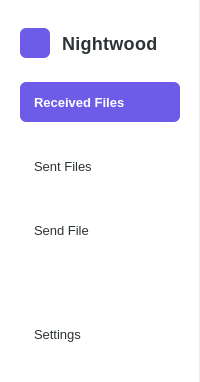
This is src/ui/utils/navbar/navbar.ui in Fred-Sheppard/Eastwood as Qt 5 draws it before an edit. The edited form follows.
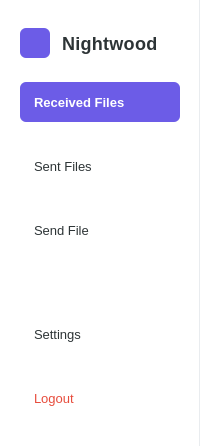
This is the edited form.

Commit message: Adding logout button

Diff of the .ui file:
```diff
--- a/src/ui/utils/navbar/navbar.ui
+++ b/src/ui/utils/navbar/navbar.ui
@@ -206,6 +206,35 @@
      </property>
     </widget>
    </item>
+   <item>
+    <widget class="QPushButton" name="logoutButton">
+     <property name="minimumSize">
+      <size>
+       <width>0</width>
+       <height>40</height>
+      </size>
+     </property>
+     <property name="styleSheet">
+      <string notr="true">QPushButton {
+  font-size: 13px;
+  color: #e74c3c;
+  background-color: transparent;
+  border-radius: 6px;
+  text-align: left;
+  padding-left: 14px;
+}
+QPushButton:hover {
+  background-color: #fff5f5;
+}
+QPushButton:pressed {
+  background-color: #ffe3e3;
+}</string>
+     </property>
+     <property name="text">
+      <string>Logout</string>
+     </property>
+    </widget>
+   </item>
   </layout>
  </widget>
  <resources/>
```
The commit also changes 13 other files.
